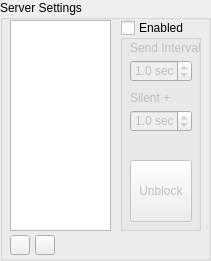
thorwe/CrossTalk, file src/positional_audio/groupbox_positionalaudio_servers.ui: the form before one commit.
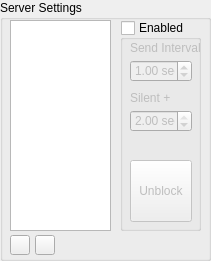
The form after the commit.

The edit to the form file:
```diff
--- a/src/positional_audio/groupbox_positionalaudio_servers.ui
+++ b/src/positional_audio/groupbox_positionalaudio_servers.ui
@@ -76,10 +76,10 @@
      <string notr="true"> sec</string>
     </property>
     <property name="decimals">
-     <number>1</number>
+     <number>2</number>
     </property>
     <property name="minimum">
-     <double>0.100000000000000</double>
+     <double>0.020000000000000</double>
     </property>
     <property name="maximum">
      <double>2.000000000000000</double>
@@ -117,10 +117,10 @@
      <string notr="true"> sec</string>
     </property>
     <property name="decimals">
-     <number>1</number>
+     <number>2</number>
     </property>
     <property name="minimum">
-     <double>0.200000000000000</double>
+     <double>0.020000000000000</double>
     </property>
     <property name="maximum">
      <double>2.000000000000000</double>
@@ -129,7 +129,7 @@
      <double>0.100000000000000</double>
     </property>
     <property name="value">
-     <double>1.000000000000000</double>
+     <double>2.000000000000000</double>
     </property>
    </widget>
    <widget class="QLabel" name="label_SendIntervalSilentInc">
```
Left out of the diff: 4 changed lines with no effect on the pictures.
